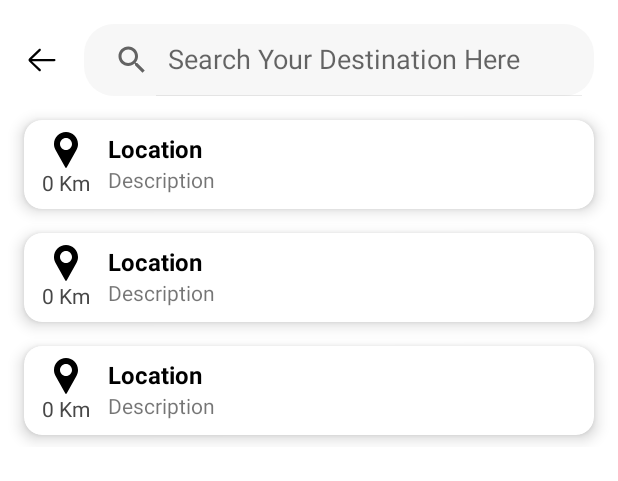
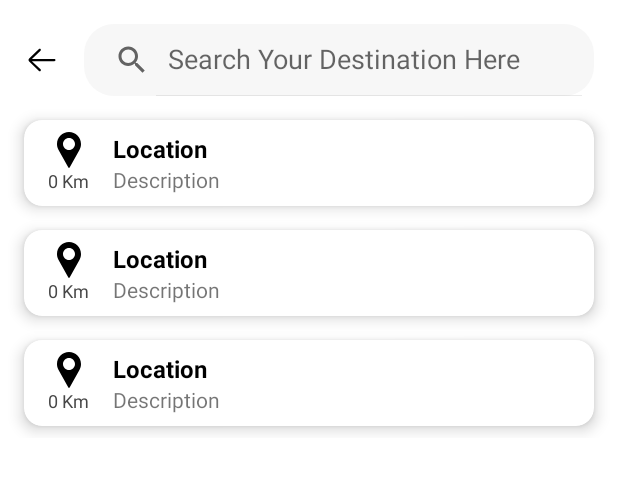
Before and after one commit to aksesin/Bangkit_Aksesin, an Android app: the layout activity_search.xml on its own in the app's theme, with its tools: preview values and no code run, on a phone screen of 412 x 824 dp. Shown: the top 481 px of the screen. Run offline under Robolectric (Android 15) with nearby library versions, the phone set to English and light mode, and no system bars.

Commit message:
Fix getDetailPlace

```diff
--- a/Aksesin/app/src/main/java/com/bangkit/aksesin/MyApplication.kt
+++ b/Aksesin/app/src/main/java/com/bangkit/aksesin/MyApplication.kt
@@ -5,11 +5,12 @@ import com.bangkit.aksesin.core.di.networkModule
 import com.bangkit.aksesin.core.di.repositoryModule
 import com.bangkit.aksesin.di.useCaseModule
 import com.bangkit.aksesin.di.viewModelModule
-import org.koin.android.ext.koin.androidContext
+import kotlinx.coroutines.ObsoleteCoroutinesApi
 import org.koin.android.ext.koin.androidLogger
 import org.koin.core.context.startKoin
 import org.koin.core.logger.Level
 
+@ObsoleteCoroutinesApi
 class MyApplication : Application() {
     override fun onCreate() {
         super.onCreate()
--- a/Aksesin/app/src/main/java/com/bangkit/aksesin/core/data/source/remote/PlacesRemoteDataSource.kt
+++ b/Aksesin/app/src/main/java/com/bangkit/aksesin/core/data/source/remote/PlacesRemoteDataSource.kt
@@ -15,7 +15,7 @@ class PlacesRemoteDataSource(private val apiService: PlacesApiService) {
     suspend fun searchPlaces(input: String, origin: String): Flow<ApiResponse<List<Prediction>>> {
         return flow {
             val response = apiService.searchPlaces(input = input, origin = origin)
-            val data = response.predictions
+            val data = response.predictions.subList(0, 5)
             if (data.isNotEmpty()) {
                 emit(ApiResponse.Success(data))
             } else {
@@ -26,7 +26,7 @@ class PlacesRemoteDataSource(private val apiService: PlacesApiService) {
         }.flowOn(Dispatchers.IO)
     }
 
-    suspend fun getDetailPlace(placeId: String): Flow<ApiResponse<Result>> {
+    suspend fun getDetailPlace(placeId: String?): Flow<ApiResponse<Result>> {
         return flow {
             val response = apiService.getDetailPlace(placeId = placeId)
             val data = response.result
--- a/Aksesin/app/src/main/java/com/bangkit/aksesin/core/data/source/remote/network/PlacesApiService.kt
+++ b/Aksesin/app/src/main/java/com/bangkit/aksesin/core/data/source/remote/network/PlacesApiService.kt
@@ -3,7 +3,6 @@ package com.bangkit.aksesin.core.data.source.remote.network
 import com.bangkit.aksesin.BuildConfig.MAPS_API_KEY
 import com.bangkit.aksesin.core.data.source.remote.response.PlaceDetailResponse
 import com.bangkit.aksesin.core.data.source.remote.response.PlacesResponse
-import com.bangkit.aksesin.core.utils.Constants.FIELDS
 import com.bangkit.aksesin.core.utils.Constants.INDONESIA
 import com.bangkit.aksesin.core.utils.Constants.OUTPUT_AS_JSON
 import retrofit2.http.GET
@@ -26,7 +25,8 @@ interface PlacesApiService {
     suspend fun getDetailPlace(
         @Path("output") output: String = OUTPUT_AS_JSON,
         @Query("key") key: String = MAPS_API_KEY,
-        @Query("place_id") placeId: String,
-        @Query("fields") fields: String = FIELDS
+        @Query("place_id") placeId: String?,
+        @Query("fields") fields: String = "formatted_address,geometry/location,name,place_id"
     ): PlaceDetailResponse
+
 }
--- a/Aksesin/app/src/main/java/com/bangkit/aksesin/core/domain/model/Place.kt
+++ b/Aksesin/app/src/main/java/com/bangkit/aksesin/core/domain/model/Place.kt
@@ -13,11 +13,11 @@ data class Place(
 
     val reference: String? = "",
 
-    val address: String? = "",
+    var address: String? = "",
 
-    val geometry: Geometry? = null,
+    var geometry: Geometry? = null,
 
-    val name: String? = ""
+    var name: String? = ""
 )
 
 data class Geometry(
--- a/Aksesin/app/src/main/java/com/bangkit/aksesin/core/utils/Constants.kt
+++ b/Aksesin/app/src/main/java/com/bangkit/aksesin/core/utils/Constants.kt
@@ -2,7 +2,7 @@ package com.bangkit.aksesin.core.utils
 
 object Constants {
 
-    const val FIELDS = "formatted_address, geometry/location, name, place_id"
+    const val FIELDS = "formatted_address,geometry/location,name,place_id"
 
     const val BASE_URL = "https://maps.googleapis.com/maps/api/place/"
 
--- a/Aksesin/app/src/main/java/com/bangkit/aksesin/di/AppModule.kt
+++ b/Aksesin/app/src/main/java/com/bangkit/aksesin/di/AppModule.kt
@@ -4,6 +4,7 @@ import com.bangkit.aksesin.core.domain.usecase.IMapUseCase
 import com.bangkit.aksesin.core.domain.usecase.MapInteractors
 import com.bangkit.aksesin.ui.home.HomeViewModel
 import com.bangkit.aksesin.ui.search.SearchViewModel
+import kotlinx.coroutines.ObsoleteCoroutinesApi
 import org.koin.androidx.viewmodel.dsl.viewModel
 import org.koin.dsl.module
 
@@ -11,6 +12,7 @@ val useCaseModule = module {
     factory<IMapUseCase> { MapInteractors(get()) }
 }
 
+@ObsoleteCoroutinesApi
 val viewModelModule = module {
     viewModel { SearchViewModel(get()) }
     viewModel { HomeViewModel() }
--- a/Aksesin/app/src/main/java/com/bangkit/aksesin/ui/home/HomeFragment.kt
+++ b/Aksesin/app/src/main/java/com/bangkit/aksesin/ui/home/HomeFragment.kt
@@ -52,6 +52,8 @@ class HomeFragment : BaseFragment<FragmentHomeBinding>(FragmentHomeBinding::infl
 
         fusedLocationProviderClient =
             LocationServices.getFusedLocationProviderClient(requireContext())
+
+        binding.btnNavigation.isEnabled = false
 
         binding.fabMyLocation.setOnClickListener {
             getDeviceLocation()
--- a/Aksesin/app/src/main/res/layout/activity_search.xml
+++ b/Aksesin/app/src/main/res/layout/activity_search.xml
@@ -29,6 +29,16 @@
         app:layout_constraintTop_toTopOf="parent"
         app:queryHint="@string/destination" />
 
+    <ProgressBar
+        android:id="@+id/progress_bar"
+        android:layout_width="wrap_content"
+        android:layout_height="wrap_content"
+        android:layout_marginTop="16dp"
+        android:visibility="gone"
+        app:layout_constraintEnd_toEndOf="parent"
+        app:layout_constraintStart_toStartOf="parent"
+        app:layout_constraintTop_toBottomOf="@id/sv_location" />
+
     <androidx.recyclerview.widget.RecyclerView
         android:id="@+id/rv_search"
         android:layout_width="match_parent"
--- a/Aksesin/app/src/main/res/layout/item_location.xml
+++ b/Aksesin/app/src/main/res/layout/item_location.xml
@@ -19,24 +19,22 @@
             android:id="@+id/img_pin"
             android:layout_width="24dp"
             android:layout_height="24dp"
-            android:layout_marginStart="16dp"
             android:layout_marginTop="8dp"
-            app:layout_constraintStart_toStartOf="parent"
+            app:layout_constraintEnd_toEndOf="@id/tv_distance"
+            app:layout_constraintStart_toStartOf="@id/tv_distance"
             app:layout_constraintTop_toTopOf="parent"
             app:srcCompat="@drawable/ic_pin_location" />
 
         <TextView
             android:id="@+id/tv_distance"
             android:layout_width="wrap_content"
-            android:layout_height="wrap_content"
-            android:layout_marginStart="8dp"
-            android:layout_marginEnd="8dp"
-            android:layout_marginBottom="8dp"
+            android:layout_height="0dp"
             android:maxLines="1"
             android:text="@string/distance"
             android:textColor="@color/colorGrey"
-            android:textSize="14sp"
-            app:layout_constraintBottom_toBottomOf="parent"
+            android:layout_marginStart="8dp"
+            android:layout_marginEnd="8dp"
+            android:textSize="12sp"
             app:layout_constraintEnd_toStartOf="@+id/tv_desc_location"
             app:layout_constraintStart_toStartOf="parent"
             app:layout_constraintTop_toBottomOf="@id/img_pin" />
@@ -52,7 +50,7 @@
             android:textColor="@color/black"
             android:textStyle="bold"
             app:layout_constraintEnd_toEndOf="parent"
-            app:layout_constraintStart_toEndOf="@id/img_pin"
+            app:layout_constraintStart_toEndOf="@id/tv_distance"
             app:layout_constraintTop_toTopOf="@id/img_pin"
             tools:text="Location" />
 
@@ -61,8 +59,10 @@
             android:layout_width="0dp"
             android:layout_height="wrap_content"
             android:layout_marginEnd="16dp"
+            android:layout_marginBottom="8dp"
             android:maxLines="1"
             android:textSize="14sp"
+            app:layout_constraintBottom_toBottomOf="parent"
             app:layout_constraintEnd_toEndOf="parent"
             app:layout_constraintStart_toStartOf="@id/tv_title_location"
             app:layout_constraintTop_toBottomOf="@id/tv_title_location"
--- a/Aksesin/app/src/main/res/values/strings.xml
+++ b/Aksesin/app/src/main/res/values/strings.xml
@@ -12,4 +12,6 @@
     <string name="distance">0 Km</string>
     <string name="cancel">X</string>
     <string name="time_estimate">0 Min</string>
+    <string name="error">Something Wrong!</string>
+    <string name="not_found">Location not found!</string>
 </resources>
```
Also changed, not shown: Aksesin/app/src/main/java/com/bangkit/aksesin/core/data/MapRepository.kt (+25 -0 lines), Aksesin/app/src/main/java/com/bangkit/aksesin/ui/search/SearchActivity.kt (+25 -10 lines).
